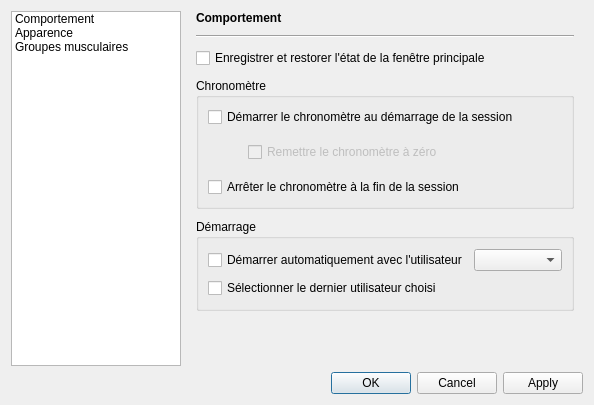
First picture: the form in src/settingsdialog.ui, repository oktal/bodeasy, before the edit.
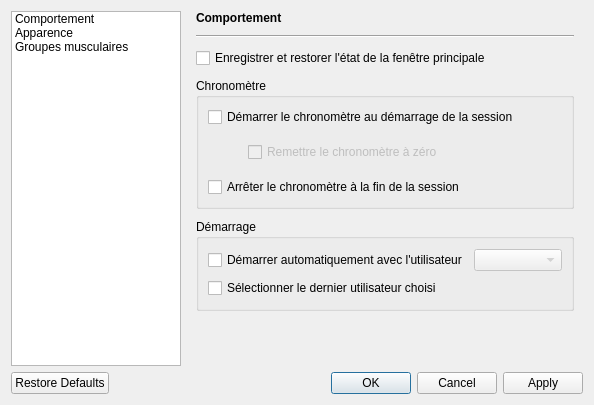
Second picture: the form after the edit. Icons and pictures are not drawn.

Patch:
```diff
--- a/src/settingsdialog.ui
+++ b/src/settingsdialog.ui
@@ -208,7 +208,11 @@
                </widget>
               </item>
               <item>
-               <widget class="QComboBox" name="comboBox_4"/>
+               <widget class="QComboBox" name="cmbUsers">
+                <property name="enabled">
+                 <bool>false</bool>
+                </property>
+               </widget>
               </item>
              </layout>
             </item>
@@ -490,7 +494,10 @@
    <item>
     <widget class="QDialogButtonBox" name="buttonBox">
      <property name="standardButtons">
-      <set>QDialogButtonBox::Apply|QDialogButtonBox::Cancel|QDialogButtonBox::Ok</set>
+      <set>QDialogButtonBox::Apply|QDialogButtonBox::Cancel|QDialogButtonBox::Ok|QDialogButtonBox::RestoreDefaults</set>
+     </property>
+     <property name="centerButtons">
+      <bool>false</bool>
      </property>
     </widget>
    </item>
```
Left out of the diff: 47 changed lines with no effect on the pictures.
